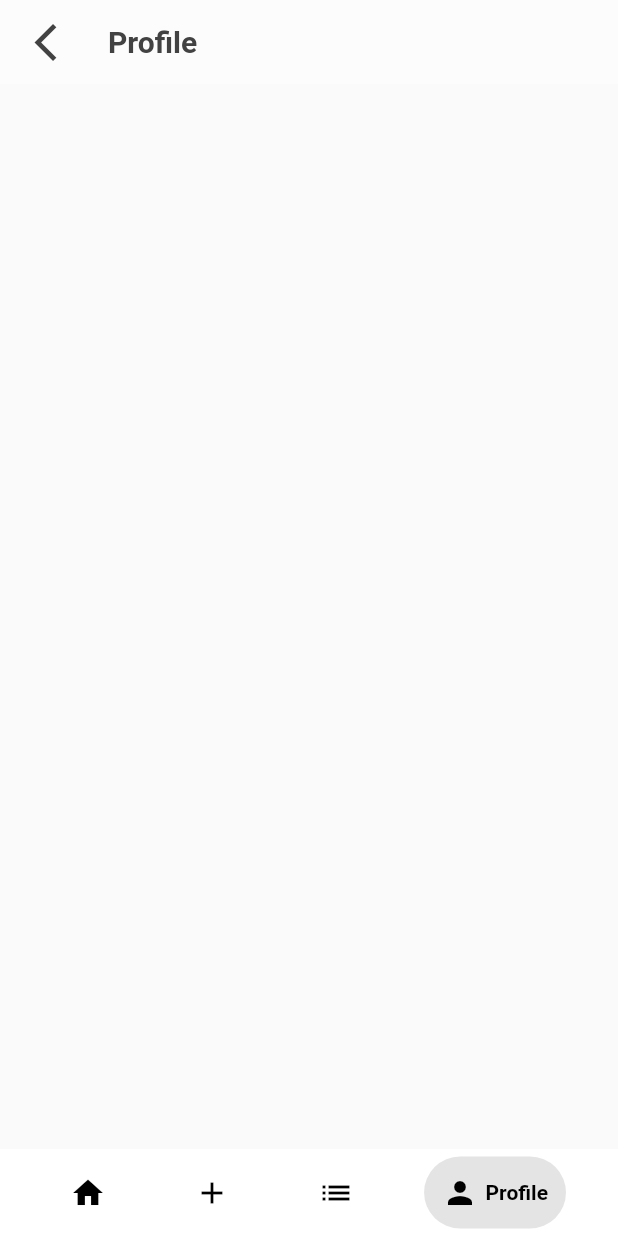
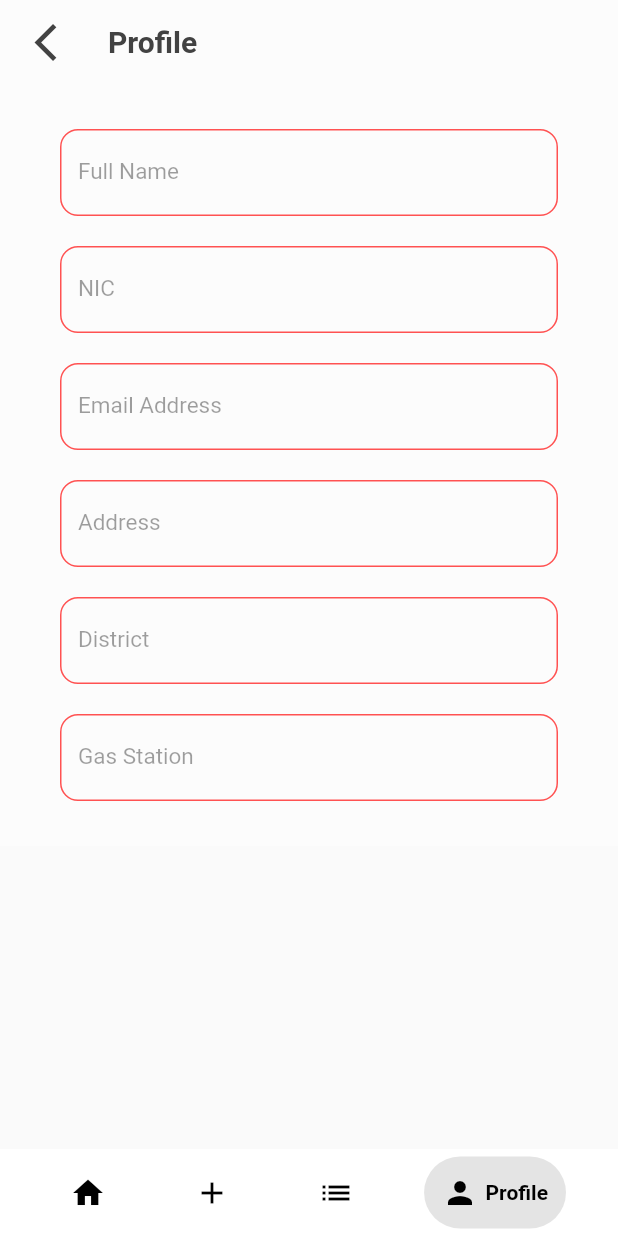
Before and after one commit to Kanishka-Git97/Power-Fuel-Client-App, a Flutter app: the ProfileDetailsScreen screen opened directly, on a phone screen of 412 x 824 dp. Run offline on Flutter 3.47's test engine with Material 2 defaults, Android fonts, the phone set to English and light mode, and no system bars; drawn by our look-alikes of google_nav_bar; our stand-ins replace animated_splash_screen, qr_flutter, snippet_coder_utils; network calls fail.

Commit message:
Updated UI screens

```diff
--- a/lib/main.dart
+++ b/lib/main.dart
@@ -28,6 +28,9 @@ class MyApp extends StatelessWidget {
       color: Colors.white,
       theme: ThemeData(
           inputDecorationTheme: InputDecorationTheme(
+            disabledBorder:OutlineInputBorder(
+                  borderSide: const BorderSide(color: secondaryColor),
+                  borderRadius: BorderRadius.circular(12)) ,
               enabledBorder: OutlineInputBorder(
                   borderSide: const BorderSide(color: secondaryColor),
                   borderRadius: BorderRadius.circular(12)),
--- a/lib/presentation/atoms/text_input.dart
+++ b/lib/presentation/atoms/text_input.dart
@@ -8,7 +8,8 @@ class TextInput extends StatelessWidget {
       required this.labelText,
       required this.keyboardType,
       this.controller,
-      this.obscureText = false})
+      this.obscureText = false,
+      this.enabled = true})
       : super(key: key);
 
   final String hintText;
@@ -16,10 +17,12 @@ class TextInput extends StatelessWidget {
   final TextInputType keyboardType;
   final TextEditingController? controller;
   final bool obscureText;
+  final bool? enabled;
 
   @override
   Widget build(BuildContext context) {
     return TextField(
+      enabled: enabled,
       style: formTitle,
       decoration: InputDecoration(
         hintText: hintText,
--- a/lib/presentation/screens/Vehicle/add_vehicle_screen.dart
+++ b/lib/presentation/screens/Vehicle/add_vehicle_screen.dart
@@ -113,7 +113,7 @@ class _AddVehicleState extends State<AddVehicleScreen> {
       ),
       body: Container(
         color: Colors.white30,
-        margin: const EdgeInsets.symmetric(vertical: 30, horizontal: 20),
+        padding: const EdgeInsets.symmetric(vertical: 30, horizontal: 20),
         width: double.infinity,
         child: SingleChildScrollView(
           child: Column(
--- a/lib/presentation/screens/Vehicle/edit_vehicles_screen.dart
+++ b/lib/presentation/screens/Vehicle/edit_vehicles_screen.dart
@@ -127,7 +127,7 @@ class _EditVehicleState extends State<EditVehicleScreen> {
       ),
       body: Container(
         color:  Colors.white30,
-        margin: const EdgeInsets.symmetric(vertical: 30, horizontal: 20),
+        padding: const EdgeInsets.symmetric(vertical: 30, horizontal: 20),
         width: double.infinity,
         child: SingleChildScrollView(
           child: Column(
--- a/lib/presentation/screens/fuel/request_list_screen.dart
+++ b/lib/presentation/screens/fuel/request_list_screen.dart
@@ -20,10 +20,12 @@ class RequestListScreen extends StatelessWidget {
           style: mainHeading,
         ),
       ),
-      body: Container(
-        color: Colors.white30,
-        margin: const EdgeInsets.symmetric( vertical: 30, horizontal: 20),
-        child: const FuelPurchaseDetails(),
+      body: SingleChildScrollView(
+        child: Container(
+          color: Colors.white30,
+          padding: const EdgeInsets.symmetric( vertical: 30, horizontal: 20),
+          child: const FuelPurchaseDetails(),
+        ),
       ),
       bottomNavigationBar: const CustomBottomNavigationBar(index: 2),
     );
--- a/lib/presentation/screens/profile_details_screen.dart
+++ b/lib/presentation/screens/profile_details_screen.dart
@@ -1,11 +1,24 @@
 import 'package:flutter/material.dart';
+import 'package:power_fuel_client_app/presentation/atoms/text_input.dart';
+import 'package:snippet_coder_utils/FormHelper.dart';
 import '../../constants/constants.dart';
 import '../../presentation/atoms/navigation_button.dart';
 import '../../presentation/molecules/custom_bottom_navigation.dart';
 
-class ProfileDetailsScreen extends StatelessWidget {
+class ProfileDetailsScreen extends StatefulWidget {
   const ProfileDetailsScreen({Key? key}) : super(key: key);
 
+  @override
+  State<ProfileDetailsScreen> createState() => _ProfileDetailsScreenState();
+}
+
+class _ProfileDetailsScreenState extends State<ProfileDetailsScreen> {
+  //TextEditing Controller Setup
+  final _nameController = new TextEditingController();
+  final _nicController = new TextEditingController();
+  final _addressController = new TextEditingController();
+  final _emailController = new TextEditingController();
+  final _passwordController = new TextEditingController();
   @override
   Widget build(BuildContext context) {
     return Scaffold(
@@ -15,6 +28,92 @@ class ProfileDetailsScreen extends StatelessWidget {
         title: Text("Profile", style: mainHeading,),
         leading: const NavigationButton(),
       ),
+      body: SingleChildScrollView(
+        child: Container(
+          width: double.infinity,
+          padding: const EdgeInsets.symmetric(horizontal: 20, vertical: 30),
+          color: Colors.white30,
+          child: Column(
+            children: [
+              Padding(
+                padding: const EdgeInsets.symmetric(horizontal: 20),
+                child: TextInput(
+                      hintText: "Enter Full Name",
+                      labelText: "Full Name",
+                      keyboardType: TextInputType.name,
+                      controller: _nameController,
+                      enabled: false,
+                    ),
+              ),
+              const SizedBox(
+                  height: 20,
+                ),
+              Padding(
+                  padding: const EdgeInsets.symmetric(horizontal: 20),
+                  child: TextInput(
+                    hintText: "Enter Valid NIC Number",
+                    labelText: "NIC",
+                    keyboardType: TextInputType.text,
+                    controller: _nicController,
+                    enabled: false,
+                  ),
+                ),
+                 const SizedBox(
+                  height: 20,
+                ),
+                Padding(
+                  padding: const EdgeInsets.symmetric(horizontal: 20),
+                  child: TextInput(
+                    hintText: "Enter your Valid Email",
+                    labelText: "Email Address",
+                    keyboardType: TextInputType.emailAddress,
+                    controller: _emailController,
+                    enabled: false,
+                  ),
+                ),
+                 const SizedBox(
+                  height: 20,
+                ),
+                Padding(
+                  padding: const EdgeInsets.symmetric(horizontal: 20),
+                  child: TextInput(
+                    hintText: "Enter Address",
+                    labelText: "Address",
+                    keyboardType: TextInputType.multiline,
+                    controller: _addressController,
+                    enabled: false,
+                  ),
+                ),
+                const SizedBox(
+                  height: 20,
+                ),
+                Padding(
+                  padding: const EdgeInsets.symmetric(horizontal: 20),
+                  child: TextInput(
+                    hintText: "District",
+                    labelText: "District",
+                    keyboardType: TextInputType.multiline,
+                    controller: _addressController,
+                    enabled: false,
+                  ),
+                ),
+                const SizedBox(
+                  height: 20,
+                ),
+                Padding(
+                  padding: const EdgeInsets.symmetric(horizontal: 20),
+                  child: TextInput(
+                    hintText: "Gas Station",
+                    labelText: "Gas Station",
+                    keyboardType: TextInputType.multiline,
+                    controller: _addressController,
+                    enabled: false,
+                  ),
+                ),
+            ],
+          ),
+        ),
+      ),
       bottomNavigationBar: const CustomBottomNavigationBar(index: 3),
     );
   }
```
